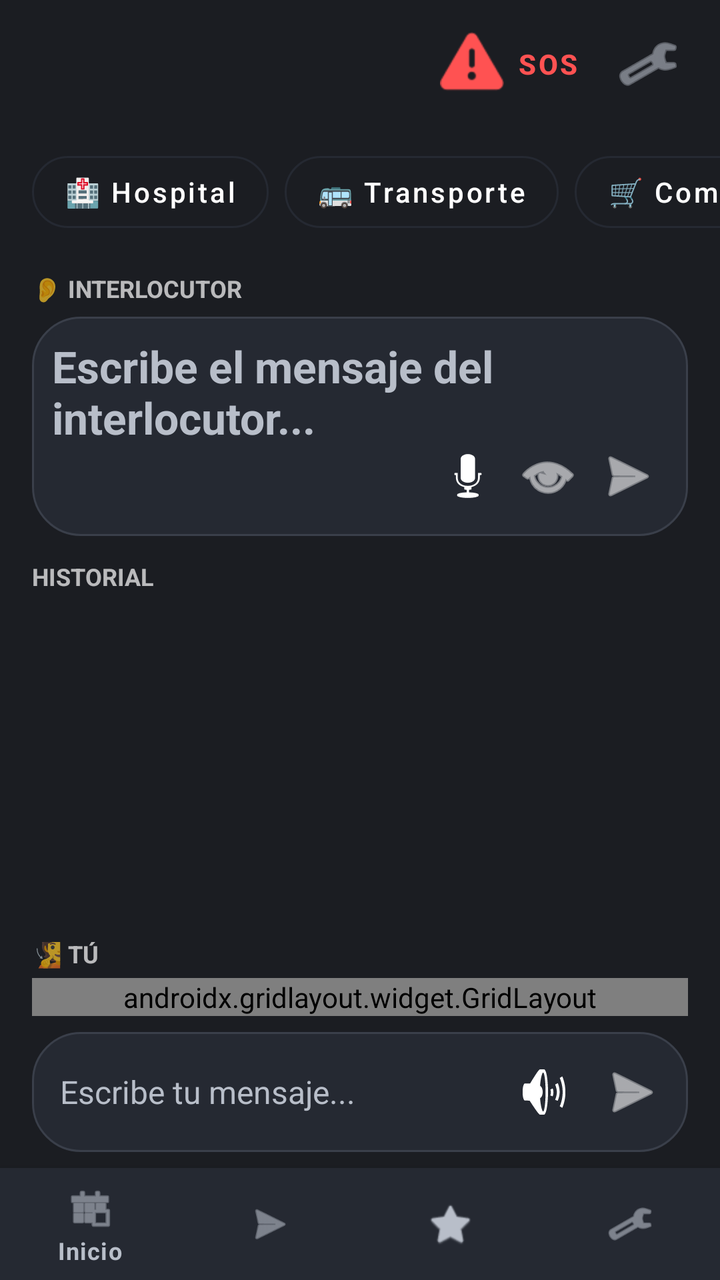
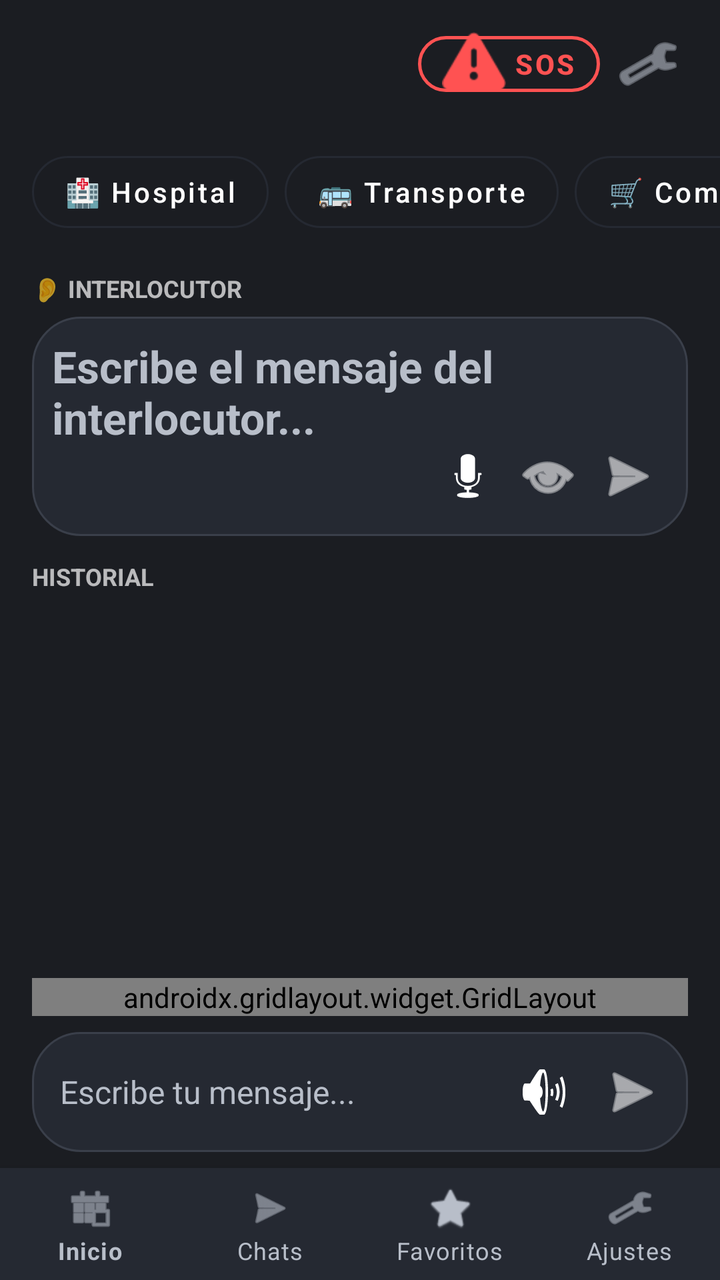

The first picture is an Android layout as it rendered before a commit; the second is the same layout after the commit. The layout source and the unified diff follow.
<!-- AndroidManifest.xml: activity theme Theme.Speak2Read -->
<!-- res/layout/activity_home.xml -->
<?xml version="1.0" encoding="utf-8"?>
<RelativeLayout
    xmlns:android="http://schemas.android.com/apk/res/android"
    xmlns:app="http://schemas.android.com/apk/res-auto"
    xmlns:tools="http://schemas.android.com/tools"
    android:layout_width="match_parent"
    android:layout_height="match_parent"
    android:fitsSystemWindows="true"
    android:background="@color/s2r_background">

    <LinearLayout
        android:layout_width="match_parent"
        android:layout_height="match_parent"
        android:orientation="vertical"
        android:layout_above="@id/bottom_navigation">

        <Toolbar
            android:id="@+id/toolbar"
            android:layout_width="match_parent"
            android:layout_height="64dp"
            android:background="@color/s2r_background"
            android:contentInsetStart="16dp"
            android:contentInsetEnd="12dp"
            app:title="@string/home_title"
            app:titleTextColor="@color/s2r_text_primary">

            <LinearLayout
                android:layout_width="wrap_content"
                android:layout_height="match_parent"
                android:layout_gravity="end"
                android:gravity="center_vertical"
                android:orientation="horizontal">

                <com.google.android.material.button.MaterialButton
                    android:id="@+id/btnSosHeader"
                    style="@style/Widget.MaterialComponents.Button.TextButton"
                    android:layout_width="wrap_content"
                    android:layout_height="wrap_content"
                    android:text="@string/label_sos"
                    android:textColor="@color/s2r_alert"
                    android:textStyle="bold"
                    app:icon="@android:drawable/ic_dialog_alert"
                    app:iconTint="@color/s2r_alert"
                    app:rippleColor="#20FF5252" />

                <ImageButton
                    android:id="@+id/btnSettings"
                    android:layout_width="48dp"
                    android:layout_height="48dp"
                    android:background="?attr/selectableItemBackgroundBorderless"
                    android:contentDescription="@string/settings"
                    android:padding="12dp"
                    android:src="@android:drawable/ic_menu_manage"
                    app:tint="@color/s2r_text_secondary" />
            </LinearLayout>
        </Toolbar>

        
        <HorizontalScrollView
            android:layout_width="match_parent"
            android:layout_height="wrap_content"
            android:scrollbars="none"
            android:paddingVertical="8dp"
            android:background="@color/s2r_background">

            <LinearLayout
                android:layout_width="wrap_content"
                android:layout_height="wrap_content"
                android:orientation="horizontal"
                android:paddingHorizontal="16dp">

                <com.google.android.material.button.MaterialButton
                    android:id="@+id/btnHospital"
                    style="@style/Widget.MaterialComponents.Button.OutlinedButton"
                    android:layout_width="wrap_content"
                    android:layout_height="48dp"
                    android:text="🏥 Hospital"
                    android:textAllCaps="false"
                    android:textColor="@color/s2r_text_primary"
                    app:strokeColor="@color/s2r_surface"
                    android:layout_marginEnd="8dp"
                    app:cornerRadius="24dp"/>

                <com.google.android.material.button.MaterialButton
                    android:id="@+id/btnTransporte"
                    style="@style/Widget.MaterialComponents.Button.OutlinedButton"
                    android:layout_width="wrap_content"
                    android:layout_height="48dp"
                    android:text="🚌 Transporte"
                    android:textAllCaps="false"
                    android:textColor="@color/s2r_text_primary"
                    app:strokeColor="@color/s2r_surface"
                    android:layout_marginEnd="8dp"
                    app:cornerRadius="24dp"/>

                <com.google.android.material.button.MaterialButton
                    android:id="@+id/btnCompras"
                    style="@style/Widget.MaterialComponents.Button.OutlinedButton"
                    android:layout_width="wrap_content"
                    android:layout_height="48dp"
                    android:text="🛒 Compras"
                    android:textAllCaps="false"
                    android:textColor="@color/s2r_text_primary"
                    app:strokeColor="@color/s2r_surface"
                    android:layout_marginEnd="8dp"
                    app:cornerRadius="24dp"/>

                <com.google.android.material.button.MaterialButton
                    android:id="@+id/btnEmergencia"
                    style="@style/Widget.MaterialComponents.Button.OutlinedButton"
                    android:layout_width="wrap_content"
                    android:layout_height="48dp"
                    android:text="🚨 Emergencia"
                    android:textAllCaps="false"
                    android:textColor="@color/s2r_text_primary"
                    app:strokeColor="@color/s2r_surface"
                    android:layout_marginEnd="8dp"
                    app:cornerRadius="24dp"/>

                <com.google.android.material.button.MaterialButton
                    android:id="@+id/btnPersonalizado"
                    style="@style/Widget.MaterialComponents.Button.OutlinedButton"
                    android:layout_width="wrap_content"
                    android:layout_height="48dp"
                    android:text="⭐ Personalizado"
                    android:textAllCaps="false"
                    android:textColor="@color/s2r_text_primary"
                    app:strokeColor="@color/s2r_surface"
                    app:cornerRadius="24dp"/>

            </LinearLayout>
        </HorizontalScrollView>

        
        <LinearLayout
            android:id="@+id/transcriptionContainer"
            android:layout_width="match_parent"
            android:layout_height="140dp"
            android:orientation="vertical"
            android:paddingHorizontal="16dp"
            android:paddingTop="8dp">

            <TextView
                android:layout_width="wrap_content"
                android:layout_height="wrap_content"
                android:text="@string/sender_interlocutor"
                android:textColor="@color/s2r_text_primary"
                android:textStyle="bold"
                android:textSize="12sp"
                android:textAllCaps="true"
                android:alpha="0.7"/>

            <FrameLayout
                android:layout_width="match_parent"
                android:layout_height="match_parent"
                android:layout_marginTop="6dp"
                android:background="@drawable/bg_input_container"
                android:padding="10dp">

                <EditText
                    android:id="@+id/etTranscription"
                    android:layout_width="match_parent"
                    android:layout_height="match_parent"
                    android:background="@android:color/transparent"
                    android:hint="@string/interlocutor_hint"
                    android:importantForAutofill="no"
                    android:inputType="textMultiLine"
                    android:gravity="top"
                    android:textColor="@color/s2r_text_primary"
                    android:textColorHint="@color/s2r_text_secondary"
                    android:textSize="22sp"
                    android:textStyle="bold" />

                <LinearLayout
                    android:layout_width="wrap_content"
                    android:layout_height="wrap_content"
                    android:layout_gravity="bottom|end"
                    android:orientation="horizontal">

                    <ImageButton
                        android:id="@+id/btnMicTranscription"
                        android:layout_width="40dp"
                        android:layout_height="40dp"
                        android:background="?android:attr/selectableItemBackgroundBorderless"
                        android:contentDescription="@string/microfono"
                        android:src="@android:drawable/ic_btn_speak_now"
                        app:tint="@color/s2r_text_primary" />

                    <ImageButton
                        android:id="@+id/btnFullscreenTranscription"
                        android:layout_width="40dp"
                        android:layout_height="40dp"
                        android:background="?android:attr/selectableItemBackgroundBorderless"
                        android:contentDescription="@string/fullscreen_transcription"
                        android:src="@android:drawable/ic_menu_view"
                        app:tint="@color/s2r_text_primary" />

                    <ImageButton
                        android:id="@+id/btnSendTranscription"
                        android:layout_width="40dp"
                        android:layout_height="40dp"
                        android:background="?android:attr/selectableItemBackgroundBorderless"
                        android:contentDescription="@string/send_message"
                        android:src="@android:drawable/ic_menu_send"
                        app:tint="@color/s2r_text_primary" />
                </LinearLayout>
            </FrameLayout>
        </LinearLayout>

        
        <LinearLayout
            android:layout_width="match_parent"
            android:layout_height="0dp"
            android:layout_weight="1"
            android:orientation="vertical"
            android:paddingHorizontal="16dp"
            android:paddingTop="12dp">

            <TextView
                android:layout_width="wrap_content"
                android:layout_height="wrap_content"
                android:text="@string/label_historial"
                android:textColor="@color/s2r_text_primary"
                android:textStyle="bold"
                android:textSize="12sp"
                android:textAllCaps="true"
                android:alpha="0.7"/>

            <androidx.recyclerview.widget.RecyclerView
                android:id="@+id/recyclerChat"
                android:layout_width="match_parent"
                android:layout_height="match_parent"
                android:clipToPadding="false"
                android:paddingVertical="8dp"
                tools:listitem="@android:layout/simple_list_item_1" />
        </LinearLayout>

        
        <LinearLayout
            android:id="@+id/bottomArea"
            android:layout_width="match_parent"
            android:layout_height="wrap_content"
            android:orientation="vertical"
            android:paddingHorizontal="16dp"
            android:paddingBottom="8dp"
            android:background="@color/s2r_background">

            <TextView
                android:layout_width="wrap_content"
                android:layout_height="wrap_content"
                android:text="@string/sender_me"
                android:textColor="@color/s2r_text_primary"
                android:textStyle="bold"
                android:textSize="12sp"
                android:textAllCaps="true"
                android:alpha="0.7"/>

            <androidx.gridlayout.widget.GridLayout
                android:id="@+id/quickReplyGrid"
                android:layout_width="match_parent"
                android:layout_height="wrap_content"
                android:layout_marginTop="4dp"
                app:columnCount="2"
                app:alignmentMode="alignMargins">

                <com.google.android.material.card.MaterialCardView
                    android:id="@+id/qr_si"
                    android:layout_width="0dp"
                    android:layout_height="48dp"
                    app:layout_columnWeight="1"
                    android:layout_margin="4dp"
                    app:cardBackgroundColor="@color/s2r_surface"
                    app:cardCornerRadius="12dp"
                    app:strokeColor="@color/s2r_accent"
                    app:strokeWidth="1dp">
                    <TextView
                        android:id="@+id/tvQr1"
                        android:layout_width="match_parent"
                        android:layout_height="match_parent"
                        android:text="Sí"
                        android:textColor="@color/s2r_text_primary"
                        android:textSize="14sp"
                        android:gravity="center"
                        android:minWidth="120dp"/>
                </com.google.android.material.card.MaterialCardView>

                <com.google.android.material.card.MaterialCardView
                    android:id="@+id/qr_no"
                    android:layout_width="0dp"
                    android:layout_height="48dp"
                    app:layout_columnWeight="1"
                    android:layout_margin="4dp"
                    app:cardBackgroundColor="@color/s2r_surface"
                    app:cardCornerRadius="12dp"
                    app:strokeColor="@color/s2r_accent"
                    app:strokeWidth="1dp">
                    <TextView
                        android:id="@+id/tvQr2"
                        android:layout_width="match_parent"
                        android:layout_height="match_parent"
                        android:text="No"
                        android:textColor="@color/s2r_text_primary"
                        android:textSize="14sp"
                        android:gravity="center"
                        android:minWidth="120dp"/>
                </com.google.android.material.card.MaterialCardView>

                <com.google.android.material.card.MaterialCardView
                    android:id="@+id/qr_repite"
                    android:layout_width="0dp"
                    android:layout_height="48dp"
                    app:layout_columnWeight="1"
                    android:layout_margin="4dp"
                    app:cardBackgroundColor="@color/s2r_surface"
                    app:cardCornerRadius="12dp"
                    app:strokeColor="@color/s2r_accent"
                    app:strokeWidth="1dp">
                    <TextView
                        android:id="@+id/tvQr3"
                        android:layout_width="match_parent"
                        android:layout_height="match_parent"
                        android:text="Repite"
                        android:textColor="@color/s2r_text_primary"
                        android:textSize="14sp"
                        android:gravity="center"
                        android:minWidth="120dp"/>
                </com.google.android.material.card.MaterialCardView>

                <com.google.android.material.card.MaterialCardView
                    android:id="@+id/qr_ayuda"
                    android:layout_width="0dp"
                    android:layout_height="48dp"
                    app:layout_columnWeight="1"
                    android:layout_margin="4dp"
                    app:cardBackgroundColor="@color/s2r_surface"
                    app:cardCornerRadius="12dp"
                    app:strokeColor="@color/s2r_accent"
                    app:strokeWidth="1dp">
                    <TextView
                        android:id="@+id/tvQr4"
                        android:layout_width="match_parent"
                        android:layout_height="match_parent"
                        android:text="Ayuda"
                        android:textColor="@color/s2r_text_primary"
                        android:textSize="14sp"
                        android:gravity="center"
                        android:minWidth="120dp"/>
                </com.google.android.material.card.MaterialCardView>
            </androidx.gridlayout.widget.GridLayout>

            <LinearLayout
                android:id="@+id/inputArea"
                android:layout_width="match_parent"
                android:layout_height="wrap_content"
                android:layout_marginTop="8dp"
                android:background="@drawable/bg_input_container"
                android:gravity="center_vertical"
                android:orientation="horizontal"
                android:padding="6dp">

                <EditText
                    android:id="@+id/etMessage"
                    android:layout_width="0dp"
                    android:layout_height="wrap_content"
                    android:layout_weight="1"
                    android:background="@android:color/transparent"
                    android:hint="@string/user_message_hint"
                    android:importantForAutofill="no"
                    android:inputType="textMultiLine"
                    android:maxLines="3"
                    android:minHeight="48dp"
                    android:paddingHorizontal="8dp"
                    android:textColor="@color/s2r_text_primary"
                    android:textColorHint="@color/s2r_text_secondary"
                    android:textSize="16sp" />

                <ImageButton
                    android:id="@+id/btnSpeaker"
                    android:layout_width="44dp"
                    android:layout_height="44dp"
                    android:background="?attr/selectableItemBackgroundBorderless"
                    android:contentDescription="@string/altavoz"
                    android:padding="8dp"
                    android:src="@android:drawable/ic_lock_silent_mode_off"
                    app:tint="@color/s2r_text_primary" />

                <ImageButton
                    android:id="@+id/btnSendMessage"
                    android:layout_width="44dp"
                    android:layout_height="44dp"
                    android:background="?attr/selectableItemBackgroundBorderless"
                    android:contentDescription="@string/send_message"
                    android:padding="8dp"
                    android:src="@android:drawable/ic_menu_send"
                    app:tint="@color/s2r_text_primary" />
            </LinearLayout>
        </LinearLayout>
    </LinearLayout>

    <com.google.android.material.bottomnavigation.BottomNavigationView
        android:id="@+id/bottom_navigation"
        android:layout_width="match_parent"
        android:layout_height="wrap_content"
        android:layout_alignParentBottom="true"
        android:background="@color/s2r_surface"
        app:itemIconTint="@color/s2r_text_secondary"
        app:itemTextColor="@color/s2r_text_secondary"
        app:menu="@menu/bottom_nav_menu" />

    
    <LinearLayout
        android:id="@+id/emergencyOverlay"
        android:layout_width="match_parent"
        android:layout_height="match_parent"
        android:background="#CCFF0000"
        android:gravity="center"
        android:orientation="vertical"
        android:visibility="gone">

        <ImageView
            android:id="@+id/imgWarning"
            android:layout_width="120dp"
            android:layout_height="120dp"
            android:contentDescription="@string/emergency_detected"
            android:src="@android:drawable/stat_sys_warning"
            android:tint="@android:color/white" />

        <TextView
            android:layout_width="wrap_content"
            android:layout_height="wrap_content"
            android:layout_marginTop="24dp"
            android:text="@string/emergency_detected"
            android:textColor="@android:color/white"
            android:textSize="24sp"
            android:textStyle="bold" />

        <Button
            android:id="@+id/btnAcknowledge"
            android:layout_width="wrap_content"
            android:layout_height="wrap_content"
            android:layout_marginTop="32dp"
            android:text="@string/dialog_accept" />
    </LinearLayout>

</RelativeLayout>
<!-- resources referenced by this layout -->
<resources>
  <color name="s2r_accent">#7CB4FF</color>
  <color name="s2r_alert">#FF5252</color>
  <color name="s2r_background">#1B1D22</color>
  <color name="s2r_surface">#252932</color>
  <color name="s2r_text_primary">#FFFFFF</color>
  <color name="s2r_text_secondary">#B8BEC9</color>
  <!-- drawable bg_input_container (drawable) -->
  <?xml version="1.0" encoding="utf-8"?>
  <shape xmlns:android="http://schemas.android.com/apk/res/android">
      <solid android:color="@color/s2r_surface"/>
      <corners android:radius="24dp"/>
      <stroke
          android:width="1dp"
          android:color="#3A3F4A"/>
  </shape>
  <string name="altavoz">Altavoz</string>
  <string name="dialog_accept">Aceptar</string>
  <string name="emergency_detected">EMERGENCIA DETECTADA</string>
  <string name="fullscreen_transcription">Pantalla completa</string>
  <string name="home_title">Speak2Read</string>
  <string name="interlocutor_hint">Escribe el mensaje del interlocutor...</string>
  <string name="label_historial">HISTORIAL</string>
  <string name="label_sos">SOS</string>
  <string name="microfono">Microfono</string>
  <string name="send_message">Enviar</string>
  <string name="sender_interlocutor">👂 Interlocutor</string>
  <string name="sender_me">🧏 Tú</string>
  <string name="settings">Configuracion</string>
  <string name="user_message_hint">Escribe tu mensaje...</string>
  <style name="Theme.Speak2Read" parent="Theme.MaterialComponents.DayNight.NoActionBar">
          <item name="colorPrimary">@color/s2r_bubble_usuario</item>
          <item name="colorPrimaryVariant">@color/s2r_bubble_usuario</item>
          <item name="colorOnPrimary">@color/white</item>
          <item name="android:windowBackground">@color/s2r_background</item>
          <item name="android:colorBackground">@color/s2r_background</item>
          <item name="android:textColorPrimary">@color/s2r_text_primary</item>
          <item name="android:textColor">@color/s2r_text_primary</item>
      </style>
  <color name="s2r_bubble_usuario">#4F8CFF</color>
  <color name="white">#FFFFFFFF</color>
</resources>

<!-- the commit's change to res/layout/activity_home.xml (unified diff, before → after) -->
@@ -33,14 +33,18 @@
 
                 <com.google.android.material.button.MaterialButton
                     android:id="@+id/btnSosHeader"
-                    style="@style/Widget.MaterialComponents.Button.TextButton"
-                    android:layout_width="wrap_content"
-                    android:layout_height="wrap_content"
+                    style="@style/Widget.MaterialComponents.Button.OutlinedButton"
+                    android:layout_width="wrap_content"
+                    android:layout_height="40dp"
                     android:text="@string/label_sos"
                     android:textColor="@color/s2r_alert"
                     android:textStyle="bold"
+                    android:paddingHorizontal="12dp"
                     app:icon="@android:drawable/ic_dialog_alert"
                     app:iconTint="@color/s2r_alert"
+                    app:strokeColor="@color/s2r_alert"
+                    app:strokeWidth="1.5dp"
+                    app:cornerRadius="20dp"
                     app:rippleColor="#20FF5252" />
 
                 <ImageButton
@@ -244,16 +248,6 @@
             android:paddingHorizontal="16dp"
             android:paddingBottom="8dp"
             android:background="@color/s2r_background">
-
-            <TextView
-                android:layout_width="wrap_content"
-                android:layout_height="wrap_content"
-                android:text="@string/sender_me"
-                android:textColor="@color/s2r_text_primary"
-                android:textStyle="bold"
-                android:textSize="12sp"
-                android:textAllCaps="true"
-                android:alpha="0.7"/>
 
             <androidx.gridlayout.widget.GridLayout
                 android:id="@+id/quickReplyGrid"
@@ -405,6 +399,7 @@
         android:background="@color/s2r_surface"
         app:itemIconTint="@color/s2r_text_secondary"
         app:itemTextColor="@color/s2r_text_secondary"
+        app:labelVisibilityMode="labeled"
         app:menu="@menu/bottom_nav_menu" />
 
     
<!-- resource entries referenced after the edit -->
@@ -26,7 +26,6 @@
   <string name="microfono">Microfono</string>
   <string name="send_message">Enviar</string>
   <string name="sender_interlocutor">👂 Interlocutor</string>
-  <string name="sender_me">🧏 Tú</string>
   <string name="settings">Configuracion</string>
   <string name="user_message_hint">Escribe tu mensaje...</string>
   <style name="Theme.Speak2Read" parent="Theme.MaterialComponents.DayNight.NoActionBar">
